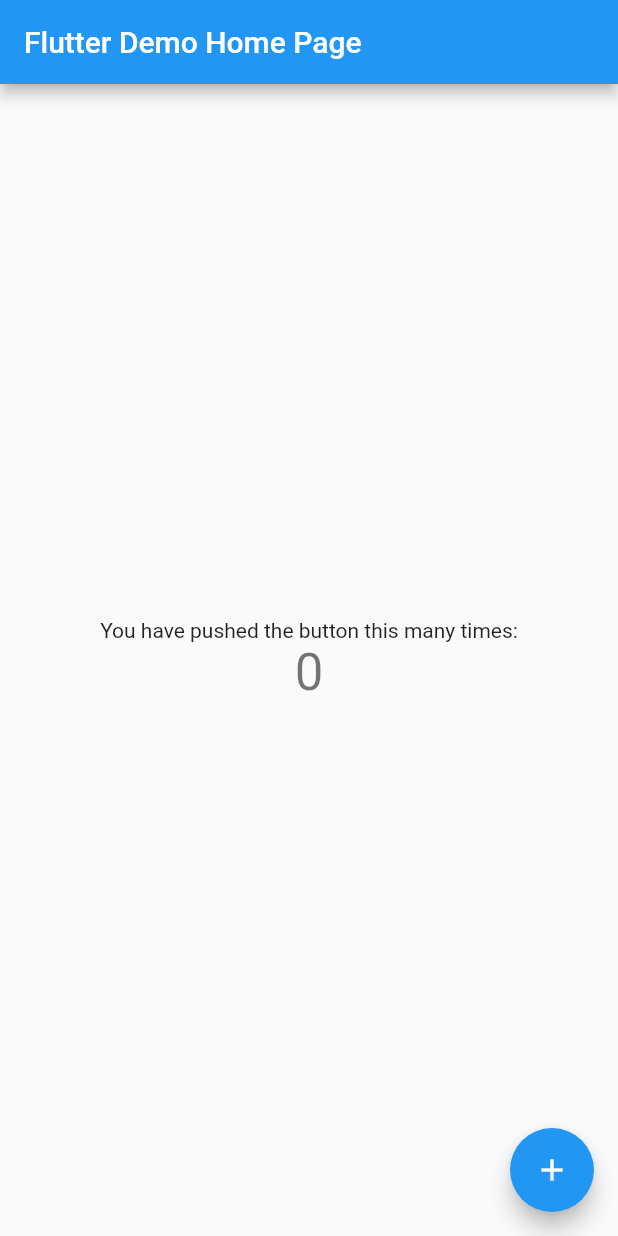
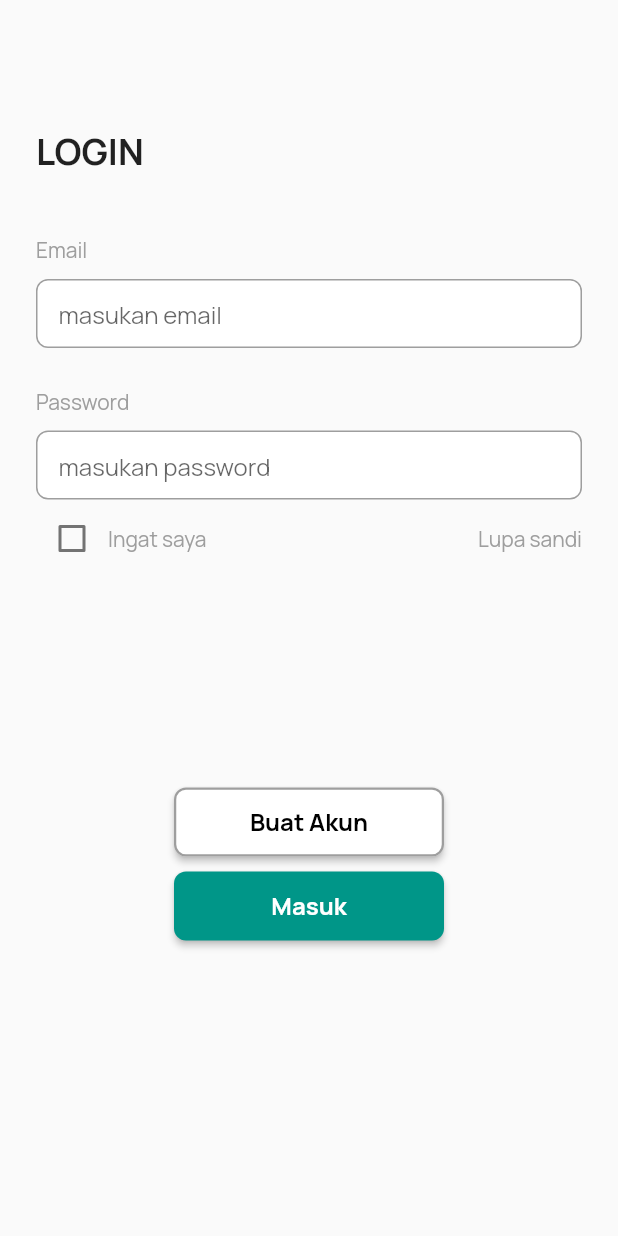
Before and after one commit to stellaristt/eventation, a Flutter app: the screen it shows after launch, on a phone screen of 412 x 824 dp. Run offline on Flutter 3.47's test engine with Material 2 defaults, Android fonts, the phone set to English and light mode, and no system bars; our stand-ins replace google_fonts.

Commit message:
halaman login

```diff
--- /dev/null
+++ b/lib/halaman_login.dart
@@ -0,0 +1,194 @@
+import 'package:flutter/material.dart';
+
+class Login extends StatefulWidget {
+  const Login({Key? key}) : super(key: key);
+
+  @override
+  State<Login> createState() => _LoginState();
+}
+
+class _LoginState extends State<Login> {
+  final GlobalKey<FormState> _formKey = GlobalKey<FormState>();
+  bool isRemember = false;
+
+  @override
+  Widget build(BuildContext context) {
+    return Scaffold(
+      body: SafeArea(
+        child: Padding(
+          padding: const EdgeInsets.all(24.0),
+          child: Form(
+            key: _formKey,
+            child: Stack(
+              children: [
+                Column(
+                  crossAxisAlignment: CrossAxisAlignment.start,
+                  children: <Widget>[
+                    const SizedBox(height: 60.0),
+                    Text(
+                      'LOGIN',
+                      style: Theme.of(context).textTheme.titleLarge,
+                    ),
+                    const SizedBox(height: 40),
+                    Text(
+                      'Email',
+                      style: Theme.of(context).textTheme.bodyMedium?.copyWith(color: Colors.grey),
+                    ),
+                    const SizedBox(height: 10),
+                    Stack(
+                      children: [
+                        Container(
+                          padding: const EdgeInsets.symmetric(horizontal: 12.0),
+                          height: 46,
+                          decoration: BoxDecoration(
+                            color: Colors.white,
+                            border: Border.all(color: Colors.grey, width: 1),
+                            borderRadius: BorderRadius.circular(8.0),
+                          ),
+                        ),
+                        TextFormField(
+                          keyboardType: TextInputType.emailAddress,
+                          decoration: const InputDecoration(
+                            border: InputBorder.none,
+                            contentPadding: EdgeInsets.symmetric(vertical: 10.0, horizontal: 15.0),
+                            hintText: 'masukan email',
+                          ),
+                          validator: (String? value) {
+                            if (value == null || value.isEmpty) {
+                              return 'Please enter some text';
+                            }
+                            return null;
+                          },
+                        ),
+                      ],
+                    ),
+                    const SizedBox(height: 24),
+                    Text(
+                      'Password',
+                      style: Theme.of(context).textTheme.bodyMedium?.copyWith(color: Colors.grey),
+                    ),
+                    const SizedBox(height: 10),
+                    Stack(
+                      children: [
+                        Container(
+                          padding: const EdgeInsets.symmetric(horizontal: 12.0),
+                          height: 46,
+                          decoration: BoxDecoration(
+                            color: Colors.white,
+                            border: Border.all(color: Colors.grey, width: 1),
+                            borderRadius: BorderRadius.circular(8.0),
+                          ),
+                        ),
+                        TextFormField(
+                          obscureText: true,
+                          decoration: const InputDecoration(
+                              border: InputBorder.none,
+                              hintText: 'masukan password',
+                              contentPadding: EdgeInsets.symmetric(vertical: 10.0, horizontal: 15.0)
+                          ),
+                          validator: (String? value) {
+                            if (value == null || value.isEmpty) {
+                              return 'Please enter some text';
+                            }
+                            return null;
+                          },
+                        ),
+                      ],
+                    ),
+                    Row(
+                      mainAxisAlignment: MainAxisAlignment.spaceBetween,
+                      children: <Widget>[
+                        Row(
+                          children: <Widget>[
+                            Checkbox(
+                              value: isRemember,
+                              activeColor: Colors.teal,
+                              onChanged: (bool? value){
+                                setState(() {
+                                  isRemember = value!;
+                                });
+                              },
+                            ),
+                            Text(
+                              'Ingat saya',
+                              style: Theme.of(context).textTheme.bodyMedium?.copyWith(color: Colors.grey),
+                            ),
+                          ],
+                        ),
+                        Text(
+                          'Lupa sandi',
+                          style: Theme.of(context).textTheme.bodyMedium?.copyWith(color: Colors.grey),
+                        ),
+                      ],
+                    ),
+                    const SizedBox(height: 130),
+                  ],
+                ),
+                Column(
+                  children: [
+                    const SizedBox(height: 500),
+                    Center(
+                      child: Column(
+                        children: <Widget>[
+                          ElevatedButton(
+                            style: ElevatedButton.styleFrom(
+                              padding: const EdgeInsets.symmetric(vertical: 12.0, horizontal: 32.0),
+                              fixedSize: const Size(180.0, 46.0),
+                              backgroundColor: Colors.white,
+                              foregroundColor: Colors.black,
+                              side: const BorderSide(width: 1.5, color: Colors.grey),
+                              shape: RoundedRectangleBorder(borderRadius: BorderRadius.circular(8.0)),
+                            ),
+                            onPressed: () {
+                              // Validate will return true if the form is valid, or false if
+                              // the form is invalid.
+                              if (_formKey.currentState!.validate()) {
+                                // Process data.
+                              }
+                            },
+                            child: const Text(
+                              'Buat Akun',
+                              style: TextStyle(
+                                fontSize: 16,
+                                fontWeight: FontWeight.bold,
+                              ),
+                            ),
+                          ),
+                          const SizedBox(height: 8.0),
+                          ElevatedButton(
+                            style: ElevatedButton.styleFrom(
+                              padding: const EdgeInsets.symmetric(vertical: 12.0, horizontal: 32.0),
+                              fixedSize: const Size(180.0, 46.0),
+                              backgroundColor: Colors.teal,
+                              foregroundColor: Colors.white,
+                              shape: RoundedRectangleBorder(borderRadius: BorderRadius.circular(8.0)),
+                            ),
+
+                            onPressed: () {
+                              // Validate will return true if the form is valid, or false if
+                              // the form is invalid.
+                              if (_formKey.currentState!.validate()) {
+                                // Process data.
+                              }
+                            },
+                            child: const Text(
+                              'Masuk',
+                              style: TextStyle(
+                                fontSize: 16,
+                                fontWeight: FontWeight.bold,
+                              ),
+                            ),
+                          ),
+                        ],
+                      ),
+                    ),
+                  ],
+                ),
+              ],
+            ),
+          ),
+        ),
+      ),
+    );
+  }
+}
--- a/lib/main.dart
+++ b/lib/main.dart
@@ -1,4 +1,6 @@
+import 'package:eventation/halaman_login.dart';
 import 'package:flutter/material.dart';
+import 'package:google_fonts/google_fonts.dart';
 
 void main() {
   runApp(const MyApp());
@@ -23,8 +25,25 @@
         // Notice that the counter didn't reset back to zero; the application
         // is not restarted.
         primarySwatch: Colors.blue,
+        textTheme: GoogleFonts.manropeTextTheme(
+          Theme.of(context).textTheme.copyWith(
+            titleLarge: const TextStyle(
+              fontSize: 24.0,
+              fontWeight: FontWeight.bold,
+            ),
+            bodyMedium: const TextStyle(
+              fontSize: 14.0,
+              fontWeight: FontWeight.normal,
+            ),
+            bodySmall: const TextStyle(
+              fontSize: 12.0,
+              fontWeight: FontWeight.normal,
+            ),
+          ),
+        ),
       ),
-      home: const MyHomePage(title: 'Flutter Demo Home Page'),
+      // home: const MyHomePage(title: 'Flutter Demo Home Page'),
+      home: const Login(),
     );
   }
 }
--- a/pubspec.yaml
+++ b/pubspec.yaml
@@ -34,6 +34,7 @@
   # The following adds the Cupertino Icons font to your application.
   # Use with the CupertinoIcons class for iOS style icons.
   cupertino_icons: ^1.0.2
+  google_fonts: ^3.0.1
 
 dev_dependencies:
   flutter_test:
```
Also changed, not shown: pubspec.lock, 1 other file.
